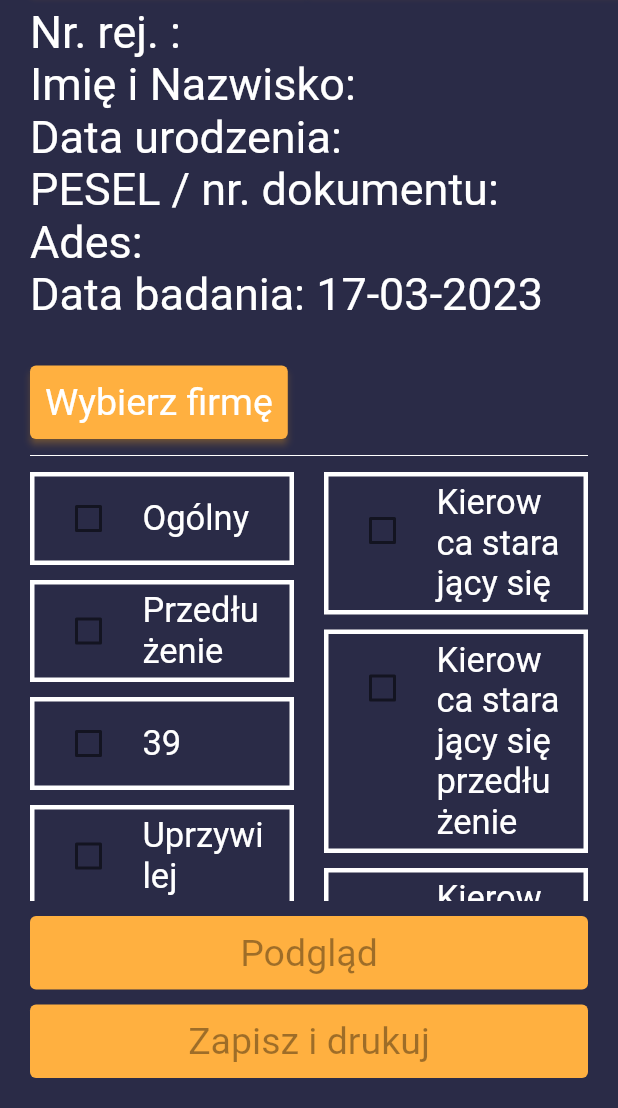
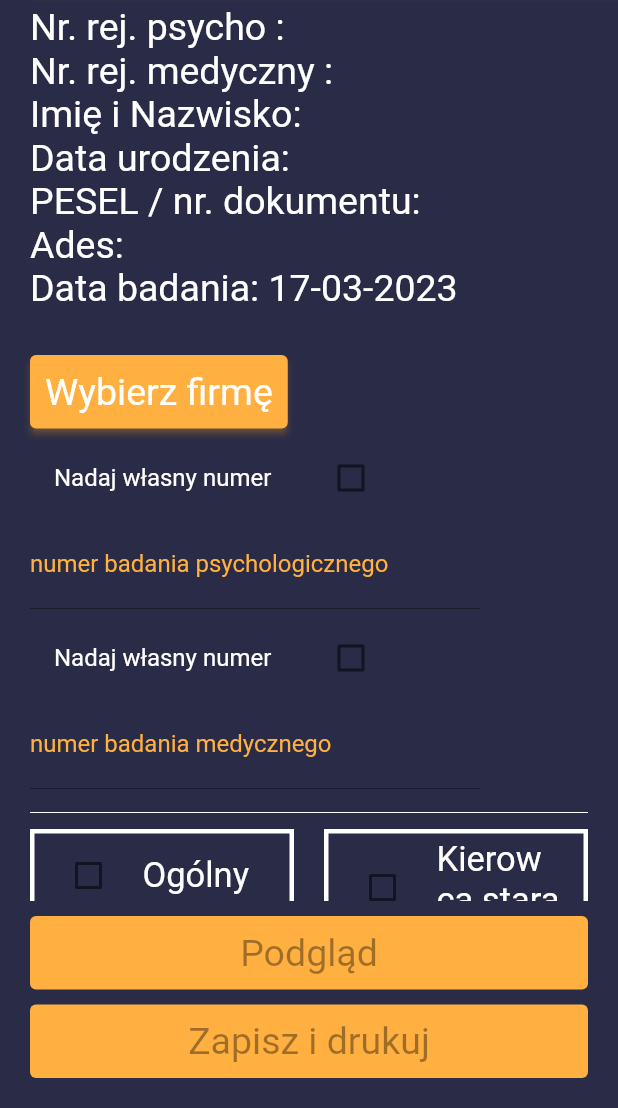
Before and after one commit to Dawid-Dlugosz/e-rejestr, a Flutter app: the NewJudgmentCreator screen opened directly, on a phone screen of 412 x 824 dp, the part 128-1236 px from its top. Run offline on Flutter 3.47's test engine with Material 2 defaults, Android fonts, the phone set to English and light mode, and no system bars; our stand-ins replace diacritic, file_picker, mask_text_input_formatter, pdf, shared_preferences; missing offline and left inert: firedart; accounts and stored records are empty.

Commit message:
save all judgment, kz and send to firebase

```diff
--- a/lib/dialogs/preview_dialog/preview_dialog.dart
+++ b/lib/dialogs/preview_dialog/preview_dialog.dart
@@ -5,6 +5,7 @@ import 'package:e_rejestr/models/karta_kz.dart';
 import 'package:e_rejestr/models/karta_kz_medical.dart';
 import 'package:e_rejestr/utils/colors.dart';
 import 'package:e_rejestr/view_models/new_judgment_creator_view_model.dart';
+import 'package:e_rejestr/widgets/kz_preview.dart';
 import 'package:flutter/material.dart';
 import 'package:provider/provider.dart';
 
@@ -52,8 +53,9 @@ class PreviewDialog extends StatelessWidget {
                       ),
                       Row(
                         children: [
-                          kartaKzMedical != null ? Text('jesty') : Container(),
-                          kartaKzPsycho != null ? Text('jesty www') : Container(),
+                          kartaKzMedical != null ? KzPreview(path: path, openFile: openFile, kartaKzMedical: kartaKzMedical) : Container(),
+                          const SizedBox(width: 20),
+                          kartaKzPsycho != null ? KzPreview(path: path, openFile: openFile, kartaKz: kartaKzPsycho) : Container(),
                         ],
                       ),
                     ],
--- a/lib/enums/collections.dart
+++ b/lib/enums/collections.dart
@@ -1,8 +1,8 @@
 enum Collection {
   users,
   patients,
-  kartaKzPsycho,
-  kartaKzMedical,
+  kartKzPsycho,
+  kartKzMedical,
   judgments,
   firms,
 }
--- a/lib/main.dart
+++ b/lib/main.dart
@@ -4,7 +4,7 @@ import 'package:e_rejestr/utils/shared_preferences.dart';
 import 'package:e_rejestr/utils/theme_data.dart';
 import 'package:e_rejestr/view_models/home_view_model.dart';
 import 'package:e_rejestr/view_models/login_view_model.dart';
-import 'package:e_rejestr/view_models/medical_register_view_model.dart';
+import 'package:e_rejestr/view_models/register_view_model.dart';
 import 'package:firedart/firedart.dart';
 import 'package:flutter/material.dart';
 import 'package:flutter_localizations/flutter_localizations.dart';
@@ -32,8 +32,8 @@ class _MyAppState extends State<MyApp> {
   Widget build(BuildContext context) {
     return MultiProvider(
       providers: [
-        Provider<MedicalRegisterViewModel>(
-          create: (_) => MedicalRegisterViewModel(),
+        Provider<RegisterViewModel>(
+          create: (_) => RegisterViewModel(),
         ),
       ],
       child: MaterialApp(
--- a/lib/pdf/karta_kz/karta_kz_page_1.dart
+++ b/lib/pdf/karta_kz/karta_kz_page_1.dart
@@ -7,7 +7,6 @@ import 'package:pdf/widgets.dart' as pw;
 pw.Widget karta_kz_page_1({required Patient patient, required String dateOfIssue, required String nrRej}) {
   return pw.LayoutBuilder(builder: (context, constraint) {
     return pw.Container(
-      color: PdfColor.fromHex('#ec9b4c'),
       width: constraint!.maxWidth / 2,
       child: pw.Row(
         children: [
--- a/lib/pdf/karta_kz/p1_right_size.dart
+++ b/lib/pdf/karta_kz/p1_right_size.dart
@@ -34,7 +34,7 @@ pw.Widget p1_right_side({required String nrRej, required Patient patient, requir
         pw.Container(
           width: width,
           child: pw.Text(
-            'KARTA BADANIA PSYCHOLOGICZNEGO',
+            'KARTA BADANIA',
             style: pw.TextStyle(fontSize: 8, fontWeight: pw.FontWeight.bold),
             textAlign: pw.TextAlign.center,
           ),
--- a/lib/screens/new_judgment.dart
+++ b/lib/screens/new_judgment.dart
@@ -54,9 +54,9 @@ class _NewJudgmentCreatorState extends State<NewJudgmentCreator> {
         );
         ScaffoldMessenger.of(context).showSnackBar(snackBar);
       } else {
-        await model.saveJudgments(patient!);
-        await model.saveMedicalJudgments(patient!);
-
+        model.patient = patient;
+        await model.saveFiles();
+        await model.addToFirebase();
         if (!saveAndPrint) {
           setState(() {
             model.showPreviewPopup = true;
@@ -90,7 +90,7 @@ class _NewJudgmentCreatorState extends State<NewJudgmentCreator> {
                   viewModel.showPreviewPopup = false;
                 });
                 if (value != null && value == true) {
-                  // TODO ZAPISZ PLIKÓW I TWORZENIE KART
+                  viewModel.addToFirebase();
                 } else {
                   viewModel.removeFiles();
                 }
@@ -121,8 +121,9 @@ class _NewJudgmentCreatorState extends State<NewJudgmentCreator> {
                               crossAxisAlignment: CrossAxisAlignment.start,
                               mainAxisAlignment: MainAxisAlignment.start,
                               children: [
-                                firm == null
-                                    ? ElevatedButton(
+                                firm != null
+                                    ? FirmInfo(firm!, clearFirm)
+                                    : ElevatedButton(
                                         onPressed: () {
                                           showDialog(
                                             context: context,
@@ -139,16 +140,78 @@ class _NewJudgmentCreatorState extends State<NewJudgmentCreator> {
                                           });
                                         },
                                         child: const Text('Wybierz firmę'),
-                                      )
-                                    : const SizedBox(
-                                        width: 1,
-                                        height: 1,
                                       ),
-                                firm != null ? FirmInfo(firm!, clearFirm) : Container(),
                               ],
                             ),
                           ],
                         ),
+                      ),
+                      const SizedBox(
+                        height: 5,
+                      ),
+                      Wrap(
+                        children: [
+                          SizedBox(
+                            width: 250,
+                            child: CheckboxListTile(
+                              title: const Text('Nadaj własny numer'),
+                              value: viewModel.enableTextFieldPsycho,
+                              onChanged: (value) {
+                                setState(() {
+                                  viewModel.enableTextFieldPsycho = value!;
+                                });
+                              },
+                            ),
+                          ),
+                          SizedBox(
+                            width: 300,
+                            child: TextField(
+                              enabled: viewModel.enableTextFieldPsycho,
+                              controller: viewModel.psychoTextCotroller,
+                              decoration: const InputDecoration(
+                                hintText: '1/3/23',
+                                label: Text('numer badania psychologicznego'),
+                              ),
+                            ),
+                          ),
+                        ],
+                      ),
+                      const SizedBox(height: 5),
+                      Wrap(
+                        children: [
+                          SizedBox(
+                            width: 250,
+                            child: CheckboxListTile(
+                              title: const Text('Nadaj własny numer'),
+                              value: viewModel.enableTextFieldMedic,
+                              onChanged: (value) {
+                                setState(() {
+                                  viewModel.enableTextFieldMedic = value!;
+                                });
+                              },
+                            ),
+                          ),
+                          SizedBox(
+                            width: 300,
+                            child: TextField(
+                              enabled: viewModel.enableTextFieldMedic,
+                              controller: viewModel.medicalTextController,
+                              decoration: const InputDecoration(
+                                hintText: '1/3/23',
+                                label: Text('numer badania medycznego'),
+                              ),
+                            ),
+                          ),
+                        ],
+                      ),
+                      viewModel.enableTextFieldMedic == true || viewModel.enableTextFieldPsycho == true
+                          ? const Text(
+                              'Jeśli jest włączone wpysywanie własnego numeru, numer automatycznie nie zaktualizuje się w bazie!',
+                              style: TextStyle(color: white),
+                            )
+                          : Container(),
+                      const SizedBox(
+                        height: 5,
                       ),
                       const Padding(
                         padding: EdgeInsets.symmetric(vertical: 10),
--- a/lib/utils/theme_data.dart
+++ b/lib/utils/theme_data.dart
@@ -26,6 +26,7 @@ var themeData = ThemeData(
   inputDecorationTheme: InputDecorationTheme(
     labelStyle: const TextStyle(color: orange),
     errorStyle: const TextStyle(color: red),
+    hintStyle: const TextStyle(color: orange),
     suffixIconColor: orange,
     focusedBorder: OutlineInputBorder(
       borderRadius: BorderRadius.circular(50),
--- a/lib/view_models/medical_register_view_model.dart
+++ b/lib/view_models/register_view_model.dart
@@ -3,8 +3,8 @@ import 'package:e_rejestr/enums/documents.dart';
 import 'package:firedart/firedart.dart';
 import 'package:intl/intl.dart';
 
-class MedicalRegisterViewModel {
-  MedicalRegisterViewModel() {
+class RegisterViewModel {
+  RegisterViewModel() {
     _init();
   }
 
@@ -24,7 +24,6 @@ class MedicalRegisterViewModel {
     }
   }
 
-  // TODO ZROBIĆ TO PO STRONIE FIREBASE
   Future<String> getPsychoRegisterNumber() async {
     var firestore = Firestore.instance;
     var document = await firestore.collection(Collection.judgments.name).document(Documents.psycho.name).get();
@@ -38,13 +37,13 @@ class MedicalRegisterViewModel {
     );
   }
 
-  Future<String> getRegisterNumbre() async {
+  Future<String> getRegisterMedicalNumber() async {
     var firestore = Firestore.instance;
     var document = await firestore.collection(Collection.judgments.name).document(Documents.medical.name).get();
     return document.map['number'];
   }
 
-  void updateRegisterNumber(String number) async {
+  void updateMedicalRegisterNumber(String number) async {
     var firestore = Firestore.instance;
     await firestore.collection(Collection.judgments.name).document(Documents.medical.name).update(
       {'number': number},
--- a/lib/widgets/firm_info.dart
+++ b/lib/widgets/firm_info.dart
@@ -13,15 +13,15 @@ class FirmInfo extends StatelessWidget {
       children: [
         Text(
           'Nazwa firmy: ${firm.name}',
-          style: const TextStyle(color: white, fontSize: 30),
+          style: const TextStyle(color: white, fontSize: 25),
         ),
         Text(
           'Nr. nip: ${firm.nip}',
-          style: const TextStyle(color: white, fontSize: 30),
+          style: const TextStyle(color: white, fontSize: 25),
         ),
         Text(
           'Adres firmy: ${firm.address}',
-          style: const TextStyle(color: white, fontSize: 30),
+          style: const TextStyle(color: white, fontSize: 25),
         ),
         ElevatedButton(
           onPressed: clearFirm,
--- a/lib/widgets/my_app_bar.dart
+++ b/lib/widgets/my_app_bar.dart
@@ -32,7 +32,7 @@ class MyAppBar extends StatelessWidget {
                 showDialog(
                   context: context,
                   builder: (context) {
-                    return ChangeNotifierProvider(create: (_) => SettingsViewModel(), child: const Settings());
+                    return ChangeNotifierProvider(create: (_) => SettingsViewModel(context), child: const Settings());
                   },
                 )
               },
--- a/lib/widgets/patient_info.dart
+++ b/lib/widgets/patient_info.dart
@@ -1,6 +1,6 @@
 import 'package:e_rejestr/models/patient.dart';
 import 'package:e_rejestr/utils/colors.dart';
-import 'package:e_rejestr/view_models/medical_register_view_model.dart';
+import 'package:e_rejestr/view_models/register_view_model.dart';
 import 'package:flutter/material.dart';
 import 'package:intl/intl.dart';
 import 'package:provider/provider.dart';
@@ -19,41 +19,60 @@ class PatientInfo extends StatelessWidget {
       child: Column(
         crossAxisAlignment: CrossAxisAlignment.start,
         children: [
+          Column(
+            crossAxisAlignment: CrossAxisAlignment.start,
+            children: [
               FutureBuilder<String>(
-            // TODO PRZEROBIĆ TO TAK ZEBY POKAZYWAĆ DWA REJESTRY JEDEN DO PSYCHO A DRUG DO MEDYCZNYCH
-            future: Provider.of<MedicalRegisterViewModel>(context, listen: false).getPsychoRegisterNumber(),
+                future: Provider.of<RegisterViewModel>(context, listen: false).getPsychoRegisterNumber(),
                 builder: (context, snapshot) {
                   if (snapshot.hasData && snapshot.data != null) {
                     return Text(
-                  'Nr. rej. : ${snapshot.data!}',
-                  style: const TextStyle(color: white, fontSize: 30),
+                      'Nr. rej. psycho : ${snapshot.data!}',
+                      style: const TextStyle(color: white, fontSize: 25),
                     );
                   }
                   return const Text(
-                'Nr. rej. :',
-                style: TextStyle(color: white, fontSize: 30),
+                    'Nr. rej. psycho :',
+                    style: TextStyle(color: white, fontSize: 25),
                   );
                 },
               ),
+              FutureBuilder<String>(
+                future: Provider.of<RegisterViewModel>(context, listen: false).getRegisterMedicalNumber(),
+                builder: (context, snapshot) {
+                  if (snapshot.hasData && snapshot.data != null) {
+                    return Text(
+                      'Nr. rej. medyczny : ${snapshot.data!}',
+                      style: const TextStyle(color: white, fontSize: 25),
+                    );
+                  }
+                  return const Text(
+                    'Nr. rej. medyczny :',
+                    style: TextStyle(color: white, fontSize: 25),
+                  );
+                },
+              ),
+            ],
+          ),
           Text(
             'Imię i Nazwisko: ${patient != null ? patient!.getFullName() : ''}',
-            style: const TextStyle(color: white, fontSize: 30),
+            style: const TextStyle(color: white, fontSize: 25),
           ),
           Text(
             'Data urodzenia: ${patient != null ? patient!.birthday : ''}',
-            style: const TextStyle(color: white, fontSize: 30),
+            style: const TextStyle(color: white, fontSize: 25),
           ),
           Text(
             'PESEL / nr. dokumentu: ${patient != null ? patient!.getDocument() : ''}',
-            style: const TextStyle(color: white, fontSize: 30),
+            style: const TextStyle(color: white, fontSize: 25),
           ),
           Text(
             'Ades: ${patient != null ? patient!.residentialAddress.toString() : ''}',
-            style: const TextStyle(color: white, fontSize: 30),
+            style: const TextStyle(color: white, fontSize: 25),
           ),
           Text(
             'Data badania: $formattedDate',
-            style: const TextStyle(color: white, fontSize: 30),
+            style: const TextStyle(color: white, fontSize: 25),
           ),
         ],
       ),
```
Also changed, not shown: lib/dialogs/settings/file_path.dart (+5 -2 lines), lib/dialogs/settings/settings.dart (+19 -0 lines), lib/dialogs/settings/text_field_number.dart (added, +44 -0 lines), lib/view_models/new_judgment_creator_view_model.dart (+93 -61 lines), lib/view_models/settings_view_model.dart (+36 -2 lines). Lines whose indentation alone changed are shown as unchanged.
